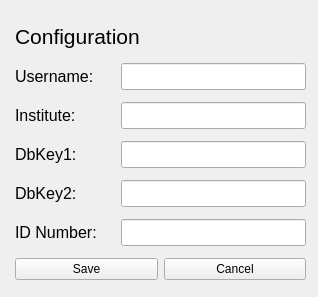
adamazoulay/ITkTrackingGUI, file bin/lib/config.ui: the form before one commit.
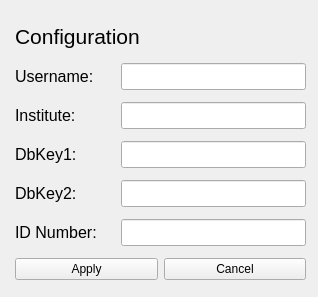
The form after the commit. Icons and pictures are not drawn.

Commit message: Adjusted some code, added in old sheet.xls

```diff
--- a/bin/lib/config.ui
+++ b/bin/lib/config.ui
@@ -29,7 +29,7 @@
    <iconset>
     <normaloff>../imgs/form.png</normaloff>../imgs/form.png</iconset>
   </property>
-  <widget class="QWidget" name="">
+  <widget class="QWidget" name="layoutWidget">
    <property name="geometry">
     <rect>
      <x>10</x>
@@ -244,7 +244,7 @@
       <item>
        <widget class="QPushButton" name="btnSaveConfig">
         <property name="text">
-         <string>Save</string>
+         <string>Apply</string>
         </property>
        </widget>
       </item>
```
The commit also changes 2 other files.
